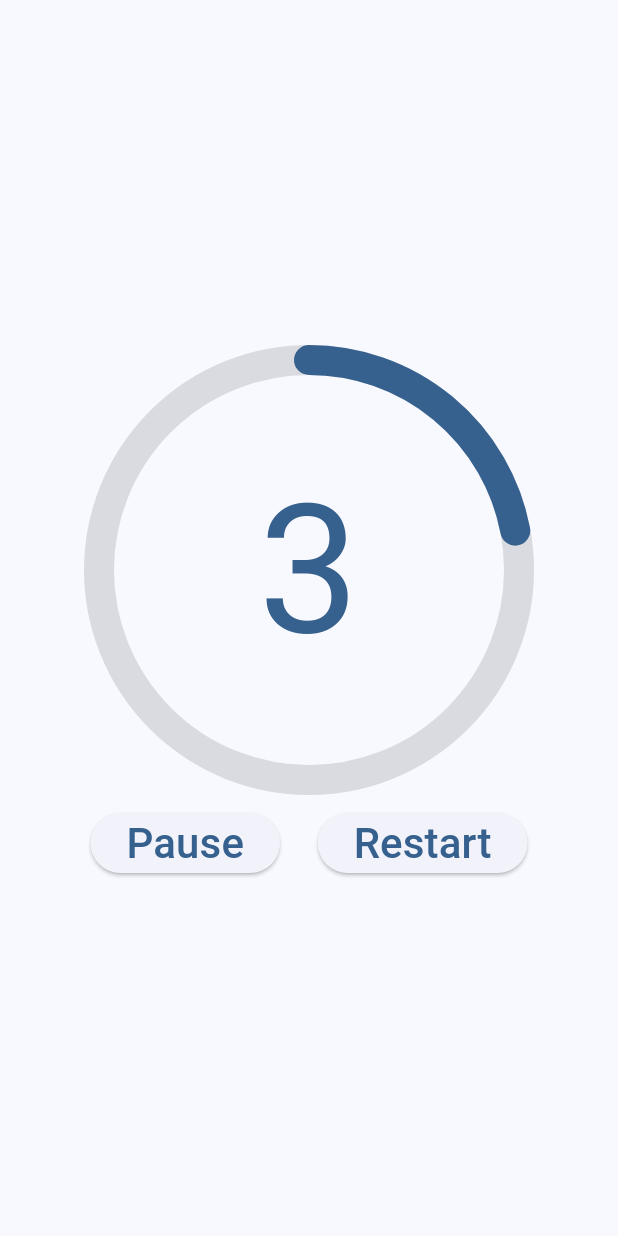
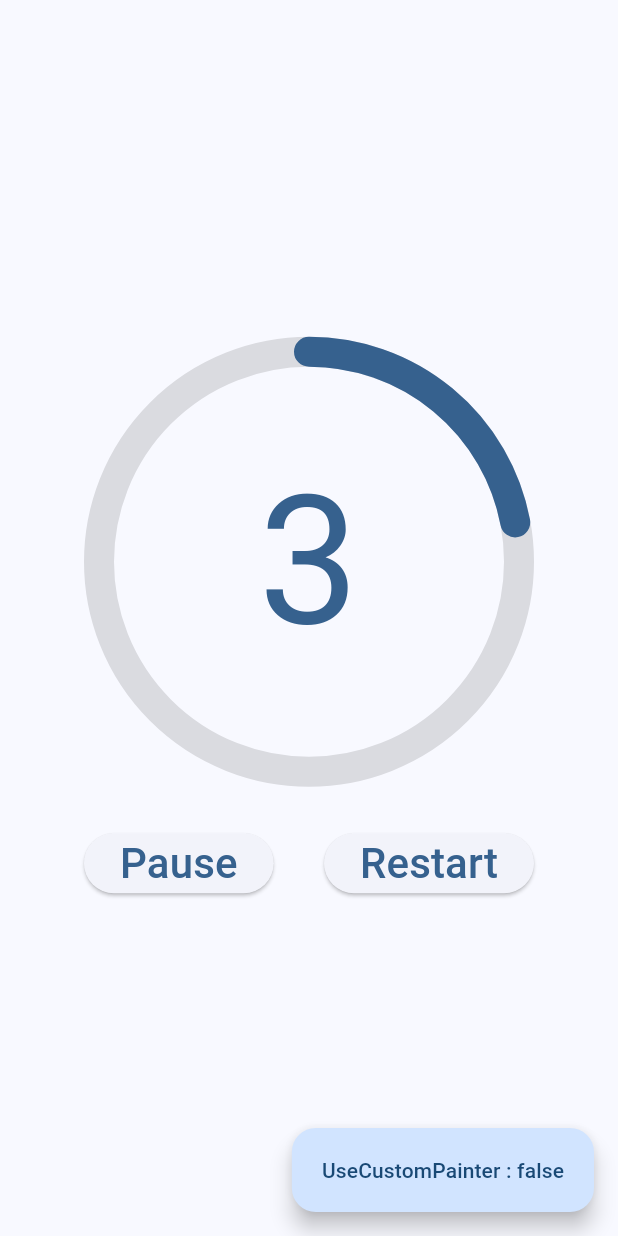
Before and after one commit to smsmsy/c002_radial_countdown_starter, a Flutter app: the screen it shows after launch, on a phone screen of 412 x 824 dp. Run offline on Flutter 3.47's test engine with Material 3 defaults, Android fonts, the phone set to English and light mode, and no system bars.

Commit message:
CustomPainterを使うバージョンとの切り替え機能を追加

```diff
--- a/lib/main.dart
+++ b/lib/main.dart
@@ -5,9 +5,15 @@ void main() {
   runApp(const MainApp());
 }
 
-class MainApp extends StatelessWidget {
+class MainApp extends StatefulWidget {
   const MainApp({super.key});
 
+  @override
+  State<MainApp> createState() => _MainAppState();
+}
+
+class _MainAppState extends State<MainApp> {
+  bool useCustomPainter = false;
   @override
   Widget build(BuildContext context) {
     return MaterialApp(
@@ -15,15 +21,25 @@ class MainApp extends StatelessWidget {
       theme: ThemeData(
         colorScheme: ColorScheme.fromSeed(seedColor: Colors.blue),
       ),
-      home: const Scaffold(
+      home: Scaffold(
         body: Padding(
-          padding: EdgeInsets.all(16.0),
+          padding: const EdgeInsets.all(16.0),
           child: Center(
             child: SizedBox(
               width: 300, // max allowed width
-              child: CountdownAndRestart(),
+              child: CountdownAndRestart(
+                useCustomPainter: useCustomPainter,
               ),
             ),
+          ),
+        ),
+        floatingActionButton: FloatingActionButton.extended(
+          onPressed: () {
+            setState(() {
+              useCustomPainter = !useCustomPainter;
+            });
+          },
+          label: Text("UseCustomPainter : $useCustomPainter"),
         ),
       ),
     );
@@ -32,7 +48,12 @@ class MainApp extends StatelessWidget {
 
 /// Main demo UI (countdown + restart button)
 class CountdownAndRestart extends StatefulWidget {
-  const CountdownAndRestart({super.key});
+  const CountdownAndRestart({
+    super.key,
+    this.useCustomPainter = false,
+  });
+
+  final bool useCustomPainter;
 
   @override
   CountdownAndRestartState createState() => CountdownAndRestartState();
@@ -95,20 +116,18 @@ class CountdownAndRestartState extends State<CountdownAndRestart>
 
   @override
   Widget build(BuildContext context) {
-    return Column(
-      mainAxisSize: MainAxisSize.min,
-      crossAxisAlignment: CrossAxisAlignment.stretch,
+    return AspectRatio(
+      aspectRatio: 4 / 5,
+      child: Stack(
         children: [
           Stack(
             alignment: Alignment.center,
             children: [
-            TimerCircleWidget(
-              value: _value,
-            ),
+              widget.useCustomPainter
+                  ? TimerCircleWidgetUseCustomPainter(value: _indicatorValue)
+                  : TimerCircleWidget(value: _indicatorValue),
               Text(
-              _counter > _maxCounter
-                  ? "0"
-                  : ((_maxCounter - _counter) / 1000000).ceil().toString(),
+                _counterValue,
                 textAlign: TextAlign.center,
                 style: TextStyle(
                   fontSize: 120,
@@ -117,11 +136,9 @@ class CountdownAndRestartState extends State<CountdownAndRestart>
               ),
             ],
           ),
-        const SizedBox(height: 8),
-        Row(
-          mainAxisAlignment: MainAxisAlignment.spaceAround,
-          children: [
-            ElevatedButton(
+          Align(
+            alignment: Alignment.bottomLeft,
+            child: ElevatedButton(
               onPressed: () {
                 _paused ? onResumed() : onPaused();
               },
@@ -131,8 +148,10 @@ class CountdownAndRestartState extends State<CountdownAndRestart>
                 textAlign: TextAlign.center,
               ),
             ),
-            const SizedBox(width: 8),
-            ElevatedButton(
+          ),
+          Align(
+            alignment: Alignment.bottomRight,
+            child: ElevatedButton(
               onPressed: () {
                 resetTimer();
               },
@@ -142,14 +161,19 @@ class CountdownAndRestartState extends State<CountdownAndRestart>
                 textAlign: TextAlign.center,
               ),
             ),
+          ),
         ],
       ),
-        const SizedBox(height: 8),
-      ],
     );
   }
 
-  double get _value =>
+  String get _counterValue {
+    return _counter > _maxCounter
+        ? "0"
+        : ((_maxCounter - _counter) / 1000000).ceil().toString();
+  }
+
+  double get _indicatorValue =>
       _counter > _maxCounter ? 0 : 1 - (_counter / _maxCounter);
 }
 
@@ -179,3 +203,32 @@ class TimerCircleWidget extends StatelessWidget {
     );
   }
 }
+
+class TimerCircleWidgetUseCustomPainter extends StatelessWidget {
+  const TimerCircleWidgetUseCustomPainter({
+    super.key,
+    required this.value,
+  });
+
+  final double value;
+
+  static const _baseColor = Colors.lightGreen;
+
+  @override
+  Widget build(BuildContext context) {
+    return SizedBox.square(
+      dimension: 300,
+      child: SizedBox.square(
+        dimension: 300,
+        child: CircularProgressIndicator(
+          value: value,
+          strokeWidth: 20,
+          strokeCap: StrokeCap.round,
+          strokeAlign: CircularProgressIndicator.strokeAlignInside,
+          valueColor: const AlwaysStoppedAnimation(_baseColor),
+          backgroundColor: _baseColor[100],
+        ),
+      ),
+    );
+  }
+}
```
Lines whose indentation alone changed are shown as unchanged.
